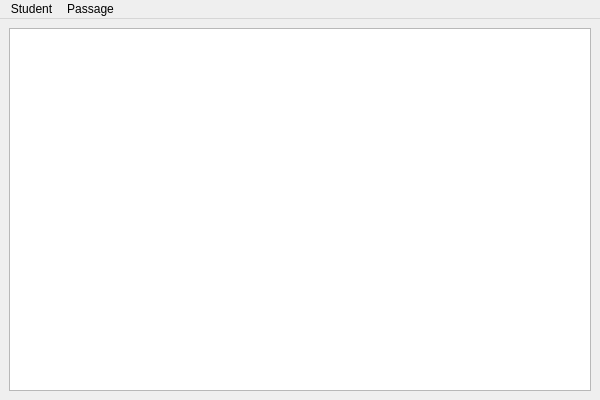
This is GUI/WindowSelectStudent.ui in shxch/chestnut as Qt 5 draws it before an edit. The edited form follows.
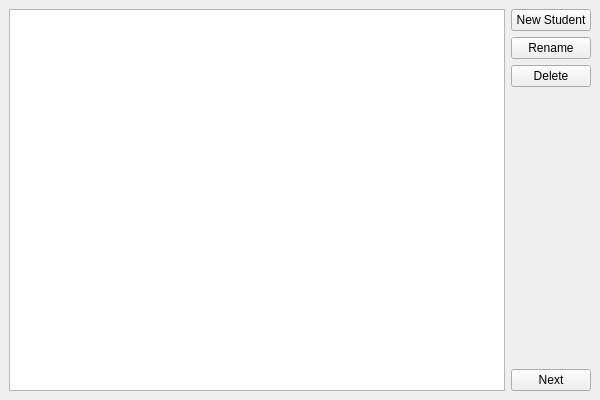
This is the edited form.

Commit message: fixed various bugs added menu added notepad support

The edit to the form file:
```diff
--- a/GUI/WindowSelectStudent.ui
+++ b/GUI/WindowSelectStudent.ui
@@ -32,93 +32,53 @@
                         </item>
                     </layout>
                 </item>
+                <item row="0" column="1">
+                    <layout class="QVBoxLayout" name="verticalLayout">
+                        <item>
+                            <widget class="QPushButton" name="btnNewStudent">
+                                <property name="text">
+                                    <string>New Student</string>
+                                </property>
+                            </widget>
+                        </item>
+                        <item>
+                            <widget class="QPushButton" name="btnRename">
+                                <property name="text">
+                                    <string>Rename</string>
+                                </property>
+                            </widget>
+                        </item>
+                        <item>
+                            <widget class="QPushButton" name="btnDelete">
+                                <property name="text">
+                                    <string>Delete</string>
+                                </property>
+                            </widget>
+                        </item>
+                        <item>
+                            <spacer name="verticalSpacer">
+                                <property name="orientation">
+                                    <enum>Qt::Vertical</enum>
+                                </property>
+                                <property name="sizeHint" stdset="0">
+                                    <size>
+                                        <width>20</width>
+                                        <height>40</height>
+                                    </size>
+                                </property>
+                            </spacer>
+                        </item>
+                        <item>
+                            <widget class="QPushButton" name="btnNext">
+                                <property name="text">
+                                    <string>Next</string>
+                                </property>
+                            </widget>
+                        </item>
+                    </layout>
+                </item>
             </layout>
         </widget>
-        <widget class="QMenuBar" name="menuBar">
-            <property name="geometry">
-                <rect>
-                    <x>0</x>
-                    <y>0</y>
-                    <width>600</width>
-                    <height>20</height>
-                </rect>
-            </property>
-            <widget class="QMenu" name="menuStudent">
-                <property name="title">
-                    <string>Student</string>
-                </property>
-                <addaction name="actionNewStudent"/>
-                <addaction name="actionOpenStudentFile"/>
-                <addaction name="actionRenameStudent"/>
-                <addaction name="actionDeleteStudent"/>
-            </widget>
-            <widget class="QMenu" name="menuPassage">
-                <property name="title">
-                    <string>Passage</string>
-                </property>
-                <addaction name="actionNewPassage"/>
-                <addaction name="actionOpenPassageFile"/>
-                <addaction name="actionRenamePassage"/>
-                <addaction name="actionDeletePassage"/>
-            </widget>
-            <addaction name="menuStudent"/>
-            <addaction name="menuPassage"/>
-        </widget>
-        <action name="actionNew_Student">
-            <property name="text">
-                <string>New Student</string>
-            </property>
-        </action>
-        <action name="actionNew_Passage">
-            <property name="text">
-                <string>New Passage</string>
-            </property>
-        </action>
-        <action name="actionExit">
-            <property name="text">
-                <string>Exit</string>
-            </property>
-        </action>
-        <action name="actionNewStudent">
-            <property name="text">
-                <string>New</string>
-            </property>
-        </action>
-        <action name="actionRenameStudent">
-            <property name="text">
-                <string>Rename</string>
-            </property>
-        </action>
-        <action name="actionOpenStudentFile">
-            <property name="text">
-                <string>Open File</string>
-            </property>
-        </action>
-        <action name="actionDeleteStudent">
-            <property name="text">
-                <string>Delete</string>
-            </property>
-        </action>
-        <action name="actionNewPassage">
-            <property name="text">
-                <string>New</string>
-            </property>
-        </action>
-        <action name="actionOpenPassageFile">
-            <property name="text">
-                <string>Open File</string>
-            </property>
-        </action>
-        <action name="actionDeletePassage">
-            <property name="text">
-                <string>Delete</string>
-            </property>
-        </action>
-        <action name="actionRenamePassage">
-            <property name="text">
-                <string>Rename</string>
-            </property>
-        </action>
     </widget>
     <resources/>
     <connections/>
```
The commit also changes 6 other files.
